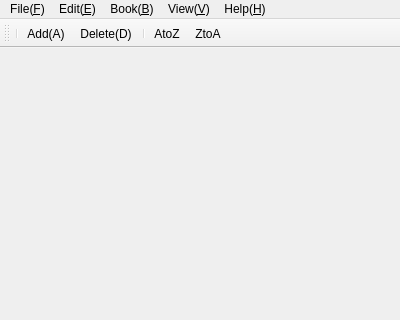
Old version of the form mainwindow.ui in the repository nagisc007/nmemo; both pictures show x 0 to 400 and y 0 to 320 of the 400 by 600 pixel window.
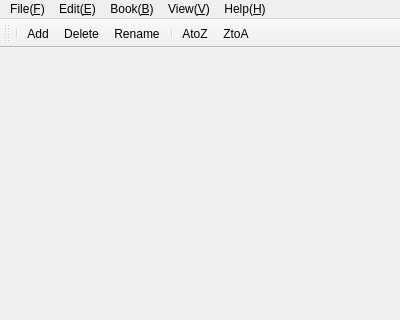
New version of the form.

Commit message: Changed: rename tooltips

Patch:
```diff
--- a/mainwindow.ui
+++ b/mainwindow.ui
@@ -118,6 +118,7 @@
    <addaction name="separator"/>
    <addaction name="actAddItem"/>
    <addaction name="actDeleteItem"/>
+   <addaction name="actRenameItem"/>
    <addaction name="separator"/>
    <addaction name="actSort_AtoZ"/>
    <addaction name="actSort_ZtoA"/>
@@ -232,6 +233,12 @@
    <property name="text">
     <string>Add(&amp;A)</string>
    </property>
+   <property name="iconText">
+    <string>Add</string>
+   </property>
+   <property name="toolTip">
+    <string>Add a new item</string>
+   </property>
    <property name="shortcut">
     <string>Ctrl+Shift+N</string>
    </property>
@@ -240,6 +247,12 @@
    <property name="text">
     <string>Delete(&amp;D)</string>
    </property>
+   <property name="iconText">
+    <string>Delete</string>
+   </property>
+   <property name="toolTip">
+    <string>Delete the item</string>
+   </property>
   </action>
   <action name="actFullscreen">
    <property name="checkable">
@@ -253,6 +266,12 @@
    <property name="text">
     <string>Rename(&amp;R)</string>
    </property>
+   <property name="iconText">
+    <string>Rename</string>
+   </property>
+   <property name="toolTip">
+    <string>Rename the item</string>
+   </property>
    <property name="shortcut">
     <string>Ctrl+M</string>
    </property>
```
Left out of the diff: 69 changed lines with no effect on the pictures.
